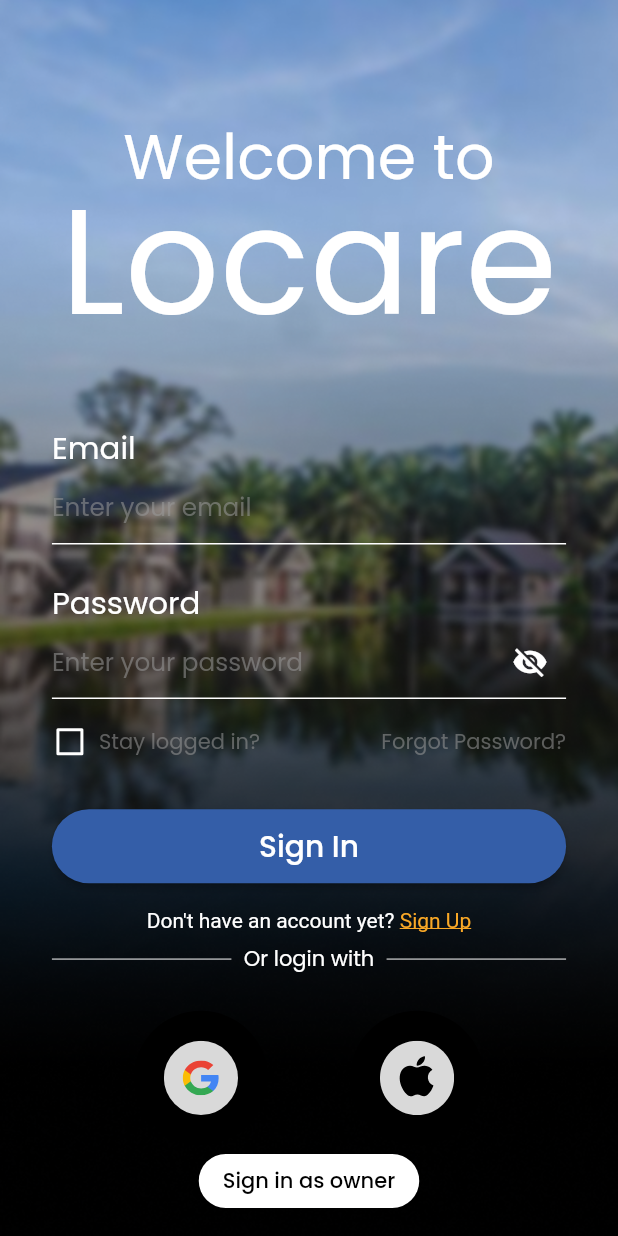
After one commit to myLocare/locare, a Flutter app: the screen it shows after launch, on a phone screen of 412 x 824 dp. The commit adds this screen. Run offline on Flutter 3.47's test engine with Material 2 defaults, Android fonts, the light colour scheme and no system bars; our stand-ins replace calendar_date_picker2, carousel_slider, flutter_svg, google_fonts, google_nav_bar, photo_view.

Commit message:
user login page ready

```diff
--- /dev/null
+++ b/lib/login/LoginPage.dart
@@ -0,0 +1,263 @@
+// ignore_for_file: prefer_const_constructors, prefer_const_literals_to_create_immutables
+
+import 'package:flutter/gestures.dart';
+import 'package:flutter/material.dart';
+import 'package:flutter/src/widgets/container.dart';
+import 'package:flutter/src/widgets/framework.dart';
+import 'package:flutter_svg/svg.dart';
+import 'package:locare/widgets/customTF.dart';
+
+import '../widgets/custom_button.dart';
+
+class LoginView extends StatefulWidget {
+  const LoginView({super.key});
+
+  @override
+  State<LoginView> createState() => _LoginViewState();
+}
+
+class _LoginViewState extends State<LoginView> {
+  final emailController = TextEditingController();
+  final passwordController = TextEditingController();
+  bool checkBoxValue = false;
+  @override
+  void dispose() {
+    emailController.dispose();
+    passwordController.dispose();
+
+    super.dispose();
+  }
+
+  @override
+  Widget build(BuildContext context) {
+    return Scaffold(
+      body: Center(
+          child: SizedBox.expand(
+        child: Container(
+          decoration: BoxDecoration(
+            image: DecorationImage(
+              image: AssetImage("assets/loginBG.png"),
+              fit: BoxFit.cover,
+            ),
+          ),
+          child: Container(
+            child: SingleChildScrollView(
+              child: Padding(
+                padding: EdgeInsets.fromLTRB(
+                    MediaQuery.of(context).size.height * 0.042,
+                    MediaQuery.of(context).size.height * 0.01,
+                    MediaQuery.of(context).size.height * 0.042,
+                    MediaQuery.of(context).size.height * 0.01),
+                child: Column(
+                  children: [
+                    SizedBox(height: MediaQuery.of(context).size.height * 0.08),
+                    Text(
+                      'Welcome to',
+                      style: TextStyle(
+                        color: Colors.white,
+                        fontSize: MediaQuery.of(context).size.height * 0.05,
+                        // fontWeight: FontWeight.bold,
+                      ),
+                    ),
+                    Text(
+                      'Locare',
+                      style: TextStyle(
+                        height: 1,
+                        color: Colors.white,
+                        fontSize: MediaQuery.of(context).size.height * 0.12,
+                        // fontWeight: FontWeight.bold
+                      ),
+                    ),
+                    SizedBox(
+                      height: MediaQuery.of(context).size.height * 0.05,
+                    ),
+                    // make a line
+
+                    CustomTextField(
+                        label: 'Email',
+                        hint: 'Enter your email',
+                        isPassword: false,
+                        controller: emailController),
+
+                    CustomTextField(
+                        label: 'Password',
+                        hint: 'Enter your password',
+                        isPassword: true,
+                        controller: passwordController),
+
+                    Row(
+                      children: [
+                        // Text('data'),
+                        Theme(
+                          data: ThemeData(
+                            unselectedWidgetColor: Colors.white,
+                          ),
+                          child: Checkbox(
+                              materialTapTargetSize:
+                                  MaterialTapTargetSize.shrinkWrap,
+                              visualDensity:
+                                  VisualDensity(horizontal: -4, vertical: -4),
+                              value: checkBoxValue,
+                              onChanged: (value) {
+                                setState(() {
+                                  checkBoxValue = value!;
+                                });
+                              }),
+                        ),
+                        SizedBox(
+                          width: MediaQuery.of(context).size.height * 0.009,
+                        ),
+                        Text('Stay logged in?',
+                            style: TextStyle(
+                              color: Color.fromARGB(141, 153, 153, 153),
+                              fontSize:
+                                  MediaQuery.of(context).size.height * 0.017,
+                            )),
+                        Spacer(),
+                        GestureDetector(
+                          onTap: () {
+                            Navigator.of(context).push(MaterialPageRoute(
+                              // ---down here is the path to the forgot password page
+                              builder: (context) => const LoginView(),
+                            ));
+                          },
+                          child: Text('Forgot Password?',
+                              style: TextStyle(
+                                color: Color.fromARGB(141, 153, 153, 153),
+                                fontSize:
+                                    MediaQuery.of(context).size.height * 0.017,
+                              )),
+                        ),
+                      ],
+                    ),
+                    CustomButton(
+                      label: 'Sign In',
+                      onPressed: () {
+                        // signIn()
+                      },
+                    ),
+                    RichText(
+                      text: TextSpan(
+                        text: 'Don\'t have an account yet? ',
+                        style: TextStyle(
+                          color: Colors.white,
+                          fontSize: MediaQuery.of(context).size.height * 0.017,
+                        ),
+                        children: [
+                          TextSpan(
+                            recognizer: TapGestureRecognizer(),
+                            // ..onTap = widget.onClickedSignup,
+                            text: 'Sign Up',
+                            style: TextStyle(
+                              decoration: TextDecoration.underline,
+                              color: Color(0xffF9A826),
+                            ),
+                          )
+                        ],
+                      ),
+                    ),
+                    Row(children: [
+                      Expanded(
+                        child: Container(
+                            margin: EdgeInsets.only(
+                                right:
+                                    MediaQuery.of(context).size.height * 0.01),
+                            child: Divider(
+                              color: Colors.white,
+                              height: 36,
+                            )),
+                      ),
+                      Text(
+                        "Or login with",
+                        style: TextStyle(
+                          color: Colors.white,
+                          fontSize: MediaQuery.of(context).size.height * 0.017,
+                        ),
+                      ),
+                      Expanded(
+                        child: Container(
+                            margin: EdgeInsets.only(
+                                left:
+                                    MediaQuery.of(context).size.height * 0.01),
+                            child: Divider(
+                              color: Colors.white,
+                              height: 36,
+                            )),
+                      ),
+                    ]),
+                    SizedBox(
+                      height: MediaQuery.of(context).size.height * 0.02,
+                    ),
+                    Row(
+                      mainAxisAlignment: MainAxisAlignment.spaceEvenly,
+                      children: [
+                        // IconButton(
+                        //     // add width and hieght
+                        //     iconSize: MediaQuery.of(context).size.height * 0.1,
+                        //     onPressed: () {},
+                        //     icon: SvgPicture.asset(
+                        //       'assets/google.svg',
+                        //       width: MediaQuery.of(context).size.height * 0.1,
+                        //       height: MediaQuery.of(context).size.height * 0.1,
+                        //     )),
+                        ElevatedButton(
+                            style: ElevatedButton.styleFrom(
+                              backgroundColor: Colors.black,
+                              shape: CircleBorder(), //<-- SEE HERE
+                              padding: EdgeInsets.all(20),
+                            ),
+                            onPressed: () {},
+                            child: SvgPicture.asset(
+                              'assets/google.svg',
+                              width: MediaQuery.of(context).size.height * 0.06,
+                              height: MediaQuery.of(context).size.height * 0.06,
+                              // fit: BoxFit.fill,
+                            )),
+                        ElevatedButton(
+                            style: ElevatedButton.styleFrom(
+                              backgroundColor: Colors.black,
+
+                              shape: CircleBorder(), //<-- SEE HERE
+                              padding: EdgeInsets.all(20),
+                            ),
+                            onPressed: () {
+                              // loading();
+                            },
+                            child: SvgPicture.asset(
+                              'assets/apple.svg',
+                              width: MediaQuery.of(context).size.height * 0.06,
+                              height: MediaQuery.of(context).size.height * 0.06,
+                              // fit: BoxFit.fill,
+                            )),
+                      ],
+                    ),
+                    ElevatedButton(
+                        style: ButtonStyle(
+                          backgroundColor:
+                              MaterialStateProperty.all<Color>(Colors.white),
+                          shape:
+                              MaterialStateProperty.all<RoundedRectangleBorder>(
+                            RoundedRectangleBorder(
+                              borderRadius: BorderRadius.circular(50),
+                            ),
+                          ),
+                        ),
+                        onPressed: (() {}),
+                        child: Text(
+                          'Sign in as owner',
+                          style: TextStyle(
+                            color: Colors.black,
+                            fontSize:
+                                MediaQuery.of(context).size.height * 0.017,
+                          ),
+                        ))
+                  ],
+                ),
+              ),
+            ),
+          ),
+        ),
+      )),
+    );
+  }
+}
--- a/lib/main.dart
+++ b/lib/main.dart
@@ -1,6 +1,7 @@
 // ignore_for_file: prefer_const_constructors
 
 import 'package:flutter/material.dart';
+import 'package:locare/login/LoginPage.dart';
 import 'pages/homeBody.dart';
 import 'package:google_fonts/google_fonts.dart';
 
@@ -25,7 +26,7 @@ class MyApp extends StatelessWidget {
           Theme.of(context).textTheme,
         ),
       ),
-      home: HomeBody(),
+      home: LoginView(),
     );
   }
 }
--- /dev/null
+++ b/lib/widgets/customTF.dart
@@ -0,0 +1,99 @@
+import 'package:flutter/cupertino.dart';
+import 'package:flutter/material.dart';
+import 'package:flutter/src/widgets/basic.dart';
+import 'package:flutter/src/widgets/container.dart';
+import 'package:flutter/src/widgets/framework.dart';
+
+class CustomTextField extends StatefulWidget {
+  const CustomTextField(
+      {required this.label,
+      required this.hint,
+      required this.isPassword,
+      required this.controller,
+      super.key});
+  final String label;
+  final String hint;
+  final bool isPassword;
+  final TextEditingController controller;
+
+  @override
+  State<CustomTextField> createState() => _CustomTextFieldState();
+}
+
+class _CustomTextFieldState extends State<CustomTextField> {
+  bool _isHiddenPassword = true;
+  bool isEyeCrossed = false;
+  Icon eyeIcon = const Icon(
+    Icons.visibility_off,
+    color: Colors.white,
+  );
+  @override
+  Widget build(BuildContext context) {
+    return Padding(
+      padding: EdgeInsets.fromLTRB(
+          0,
+          MediaQuery.of(context).size.height * 0.008,
+          0,
+          MediaQuery.of(context).size.height * 0.02),
+      child: Column(
+        crossAxisAlignment: CrossAxisAlignment.start,
+        children: [
+          Text(widget.label,
+              style: TextStyle(
+                color: Colors.white,
+                fontSize: MediaQuery.of(context).size.height * 0.025,
+              )),
+          SizedBox(
+            // width: infinity,
+            child: TextField(
+              style: TextStyle(
+                color: Colors.white,
+                fontSize: MediaQuery.of(context).size.height * 0.02,
+              ),
+              controller: widget.controller,
+              obscureText: widget.isPassword ? _isHiddenPassword : false,
+              decoration: InputDecoration(
+                enabledBorder: const UnderlineInputBorder(
+                  borderSide: BorderSide(
+                    // width: 1,
+                    color: Colors.white,
+                  ),
+                ),
+                hintText: widget.hint,
+                // suffixIcon: showPasswordIcon(widget.isPassword),
+                suffixIcon: widget.isPassword
+                    ? InkWell(
+                        onTap: () {
+                          _viewPassword(widget.isPassword);
+                        },
+                        child: eyeIcon,
+                      )
+                    : const Icon(null),
+                hintStyle: TextStyle(
+                  color: Color.fromARGB(141, 153, 153, 153),
+                  fontSize: MediaQuery.of(context).size.height * 0.02,
+                ),
+              ),
+            ),
+          ),
+        ],
+      ),
+    );
+  }
+
+  void _viewPassword(isPassword) {
+    setState(() {
+      _isHiddenPassword = !_isHiddenPassword;
+      isEyeCrossed = !isEyeCrossed;
+      eyeIcon = isEyeCrossed
+          ? const Icon(
+              Icons.visibility,
+              color: Colors.white,
+            )
+          : const Icon(
+              Icons.visibility_off,
+              color: Colors.white,
+            );
+    });
+  }
+}
--- /dev/null
+++ b/lib/widgets/custom_button.dart
@@ -0,0 +1,43 @@
+import 'package:flutter/cupertino.dart';
+import 'package:flutter/material.dart';
+import 'package:flutter/src/widgets/container.dart';
+import 'package:flutter/src/widgets/framework.dart';
+
+class CustomButton extends StatelessWidget {
+  const CustomButton({required this.label, required this.onPressed, super.key});
+  final String label;
+  final Function onPressed;
+  @override
+  Widget build(BuildContext context) {
+    return Padding(
+      padding: EdgeInsets.only(
+          top: MediaQuery.of(context).size.height * 0.04,
+          bottom: MediaQuery.of(context).size.height * 0.02),
+      child: SizedBox(
+        height: MediaQuery.of(context).size.height * 0.06,
+        // infinite width
+        width: double.infinity,
+
+        child: ElevatedButton(
+          // change button color
+          style: ButtonStyle(
+              backgroundColor:
+                  MaterialStateProperty.all<Color>(Color(0XFF345EA8)),
+              shape: MaterialStateProperty.all<RoundedRectangleBorder>(
+                  RoundedRectangleBorder(
+                borderRadius: BorderRadius.circular(30.0),
+              ))),
+
+          onPressed: () {
+            onPressed();
+          },
+          child: Text(
+            label,
+            style:
+                TextStyle(fontSize: MediaQuery.of(context).size.height * 0.024),
+          ),
+        ),
+      ),
+    );
+  }
+}
```
Also changed, not shown: assets/apple.svg (added), assets/google.svg (added), assets/loginBG.png (added), 2 other files.
